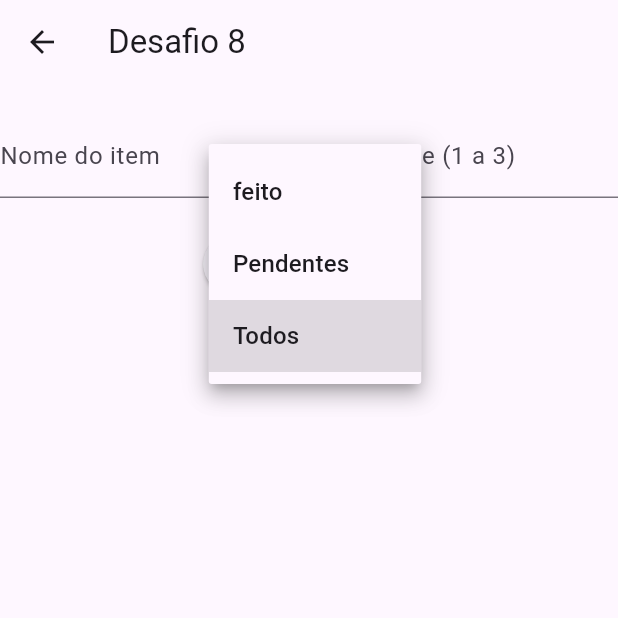
After one commit to Mathprimus/app_estudo_flutter, a Flutter app: the Desafio8 screen opened directly, after a tap on "Todos", on a phone screen of 412 x 824 dp, the top half of it. The commit adds this screen. Run offline on Flutter 3.47's test engine with Material 3 defaults, Android fonts, the phone set to English and light mode, and no system bars.

Commit message:
desafio 8

```diff
--- /dev/null
+++ b/lib/screens/desafios/numeros/desafio8.dart
@@ -0,0 +1,188 @@
+import 'package:flutter/material.dart';
+
+class RegistrarTarefa {
+  final String nome;
+  final int prioridade;
+  bool feito;
+  RegistrarTarefa(
+      {required this.nome, required this.prioridade, this.feito = false});
+}
+
+class Desafio8 extends StatefulWidget {
+  const Desafio8({super.key});
+
+  @override
+  State<Desafio8> createState() => _Desafio8State();
+}
+
+class _Desafio8State extends State<Desafio8> {
+  final TextEditingController nomeTarefa = TextEditingController();
+  final TextEditingController prioridadeTarefa = TextEditingController();
+
+  final List<RegistrarTarefa> tarefas = [];
+  String filtroSelecionado = 'Todos';
+
+  void registrarTarefa() {
+    final nome = nomeTarefa.text.trim();
+    final prioridade = int.parse(prioridadeTarefa.text.trim());
+
+    if (prioridade > 3 || prioridade < 1) {
+      ScaffoldMessenger.of(context).showSnackBar(SnackBar(
+          backgroundColor: Colors.red,
+          duration: Duration(seconds: 2),
+          content: Text("Só é permitido um numero de 1 a 3")));
+      return;
+    }
+
+    if (nome.isEmpty || prioridade == null) {
+      ScaffoldMessenger.of(context).showSnackBar(SnackBar(
+          backgroundColor: Colors.red,
+          duration: Duration(seconds: 2),
+          content: Text("preencha todos os campos corretamente")));
+      return;
+    }
+    setState(() {
+      tarefas.add(RegistrarTarefa(nome: nome, prioridade: prioridade));
+      nomeTarefa.clear();
+      prioridadeTarefa.clear();
+    });
+  }
+
+  void excluirTarefa(RegistrarTarefa tarefa) {
+    final nome = tarefa.nome;
+    setState(() {
+      tarefas.remove(tarefa);
+    });
+    ScaffoldMessenger.of(context).showSnackBar(SnackBar(
+      content: Text("Item $nome excluído com sucesso"),
+      backgroundColor: Colors.red,
+      duration: Duration(seconds: 2),
+    ));
+  }
+
+  @override
+  Widget build(BuildContext context) {
+    List<RegistrarTarefa> tarefasFiltradas = tarefas.where((tarefa) {
+      if (filtroSelecionado == 'Todos') return true;
+      if (filtroSelecionado == 'feito') return tarefa.feito;
+      if (filtroSelecionado == 'Pendentes') return !tarefa.feito;
+      return true;
+    }).toList();
+
+    return Scaffold(
+      appBar: AppBar(
+        title: Text("Desafio 8"),
+      ),
+      body: SingleChildScrollView(
+        child: Center(
+          child: Column(
+            children: [
+              SizedBox(height: 20),
+              Row(
+                children: [
+                  Expanded(
+                    child: TextField(
+                      controller: nomeTarefa,
+                      decoration: InputDecoration(labelText: "Nome do item"),
+                    ),
+                  ),
+                  SizedBox(width: 12),
+                  Expanded(
+                    child: TextField(
+                      controller: prioridadeTarefa,
+                      decoration:
+                          InputDecoration(labelText: "Prioridade (1 a 3)"),
+                      keyboardType: TextInputType.number,
+                    ),
+                  ),
+                ],
+              ),
+              SizedBox(height: 20),
+              ElevatedButton(
+                onPressed: registrarTarefa,
+                child: Text("Adicionar Item"),
+              ),
+              DropdownButton<String>(
+                  value: filtroSelecionado,
+                  items: ['feito', 'Pendentes', 'Todos']
+                      .map((filtro) => DropdownMenuItem(
+                            value: filtro,
+                            child: Text(filtro),
+                          ))
+                      .toList(),
+                  onChanged: (valor) {
+                    setState(() {
+                      filtroSelecionado = valor!;
+                    });
+                  }),
+              ListView.builder(
+                shrinkWrap: true,
+                physics: NeverScrollableScrollPhysics(),
+                itemCount: tarefasFiltradas.length,
+                itemBuilder: (context, index) {
+                  final tarefa = tarefasFiltradas[index];
+
+                  Color corCard;
+                  if (tarefa.feito) {
+                    corCard = Colors.grey.shade400;
+                  } else if (tarefa.prioridade == 1) {
+                    corCard = Colors.blue.shade200;
+                  } else if (tarefa.prioridade == 2) {
+                    corCard = Colors.yellow.shade200;
+                  } else {
+                    corCard = Colors.red.shade200;
+                  }
+
+                  return Card(
+                    color: corCard,
+                    margin: EdgeInsets.symmetric(vertical: 8),
+                    child: Padding(
+                      padding: const EdgeInsets.all(12),
+                      child: Column(
+                        crossAxisAlignment: CrossAxisAlignment.start,
+                        children: [
+                          Text(
+                            "${tarefa.nome} | Prioridade: ${tarefa.prioridade}",
+                            style: TextStyle(
+                              fontWeight: FontWeight.bold,
+                              decoration: tarefa.feito
+                                  ? TextDecoration.lineThrough
+                                  : null,
+                            ),
+                          ),
+                          Row(
+                            mainAxisAlignment: MainAxisAlignment.spaceBetween,
+                            children: [
+                              Row(
+                                children: [
+                                  Checkbox(
+                                    value: tarefa.feito,
+                                    onChanged: (newValue) {
+                                      setState(() {
+                                        tarefa.feito = newValue!;
+                                      });
+                                    },
+                                  ),
+                                  Text("Comprado"),
+                                ],
+                              ),
+                              IconButton(
+                                onPressed: () =>
+                                    excluirTarefa(tarefasFiltradas[index]),
+                                icon: Icon(Icons.delete, color: Colors.red),
+                              )
+                            ],
+                          ),
+                        ],
+                      ),
+                    ),
+                  );
+                },
+              ),
+            ],
+          ),
+        ),
+      ),
+    );
+  }
+}
```
Also changed, not shown: lib/screens/desafios/desafios_sreen.dart (+15 -0 lines).
